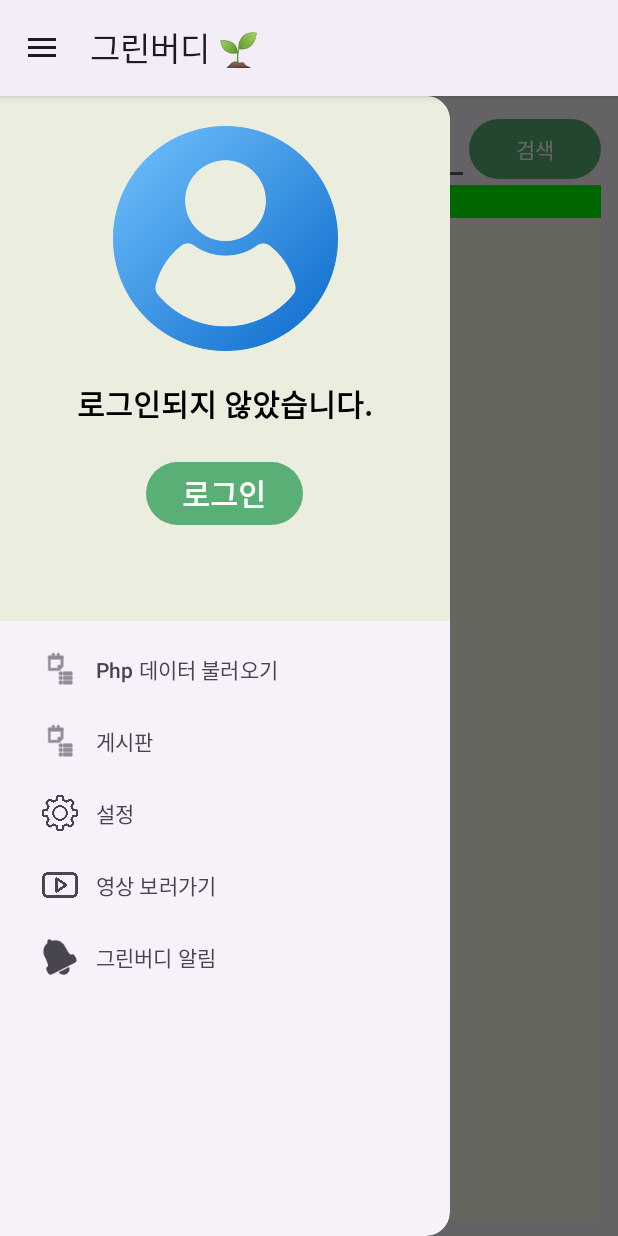
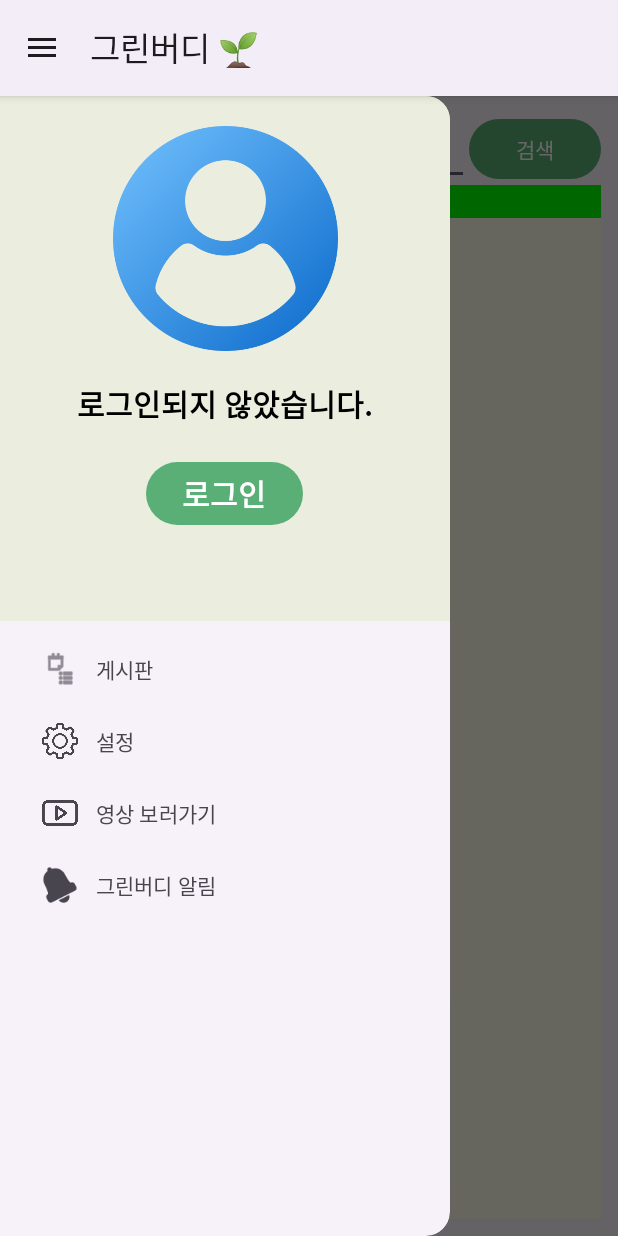
Before and after one commit to codmsdlrltgjqm/greenbuddy, an Android app: the screen it shows after launch (MainActivity), with the side drawer open, on a phone screen of 412 x 824 dp. Run offline under Robolectric (Android 15) with nearby library versions, the light colour scheme and no system bars; our stand-ins replace Firebase (no records; nobody signed in at launch, a user with empty details on screens opened directly); pictures from the network do not load; Roboto replaces fonts that are not available here.

Commit message:
두번째

```diff
--- a/app/src/main/java/com/example/projectapplication/BoardActivity.kt
+++ b/app/src/main/java/com/example/projectapplication/BoardActivity.kt
@@ -31,18 +31,20 @@ class BoardActivity : BaseActivity() {
         super.onStart()
 
         if (MyApplication.checkAuth()) {
+            // 'email' 필드가 현재 로그인한 사용자의 이메일과 일치하는 문서만 가져오도록 쿼리 수정
             MyApplication.db.collection("comments")
+                .whereEqualTo("email", MyApplication.email)
                 .orderBy("date_time", Query.Direction.DESCENDING)
                 .get()
                 .addOnSuccessListener { result ->
                     val itemList = mutableListOf<ItemData>()
-                    // Populate itemList from Firestore
-                    for(document in result){
+                    // Firestore에서 가져온 데이터를 itemList에 추가
+                    for (document in result) {
                         val item = document.toObject(ItemData::class.java)
                         item.docId = document.id
                         itemList.add(item)
                     }
-                    // Use GridLayoutManager to display 3 items per row
+                    // 아이템을 그리드 레이아웃으로 표시하도록 설정
                     val layoutManager = GridLayoutManager(this, 3)
                     binding.recyclerView.layoutManager = layoutManager
                     binding.recyclerView.adapter = BoardAdapter(this, itemList)
@@ -52,6 +54,7 @@ class BoardActivity : BaseActivity() {
                 }
         }
     }
+
     override fun onResume() {
         super.onResume()
         applyUserSettings()
--- a/app/src/main/res/menu/menu_navigation.xml
+++ b/app/src/main/res/menu/menu_navigation.xml
@@ -1,11 +1,5 @@
 <?xml version="1.0" encoding="utf-8"?>
 <menu xmlns:android="http://schemas.android.com/apk/res/android">
-
-    <item
-        android:id="@+id/item_php"
-        android:icon="@android:drawable/ic_menu_agenda"
-        android:title="Php 데이터 불러오기"/>
-
     <item
         android:id="@+id/item_board"
         android:icon="@android:drawable/ic_menu_agenda"
@@ -25,6 +19,4 @@
         android:id="@+id/item_notification"
         android:icon="@android:drawable/ic_popup_reminder"
         android:title="그린버디 알림"/>
-
-
 </menu>
```
